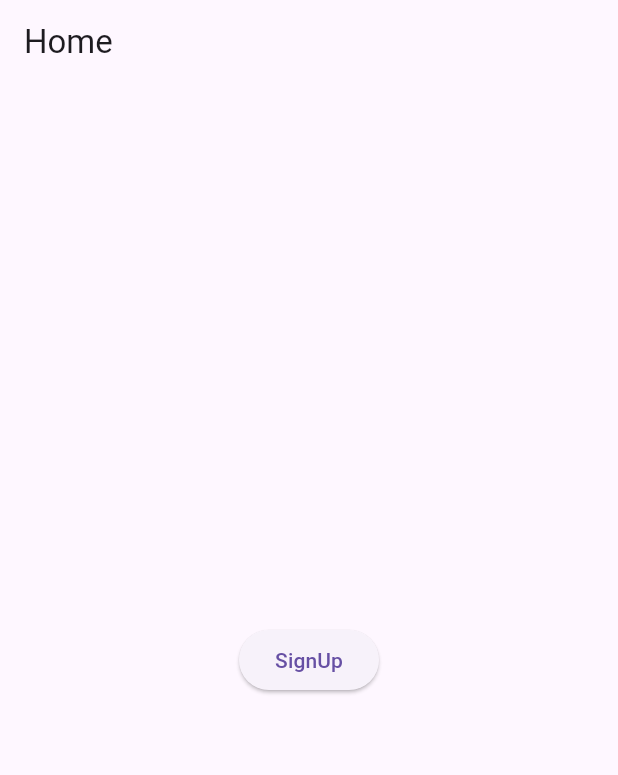
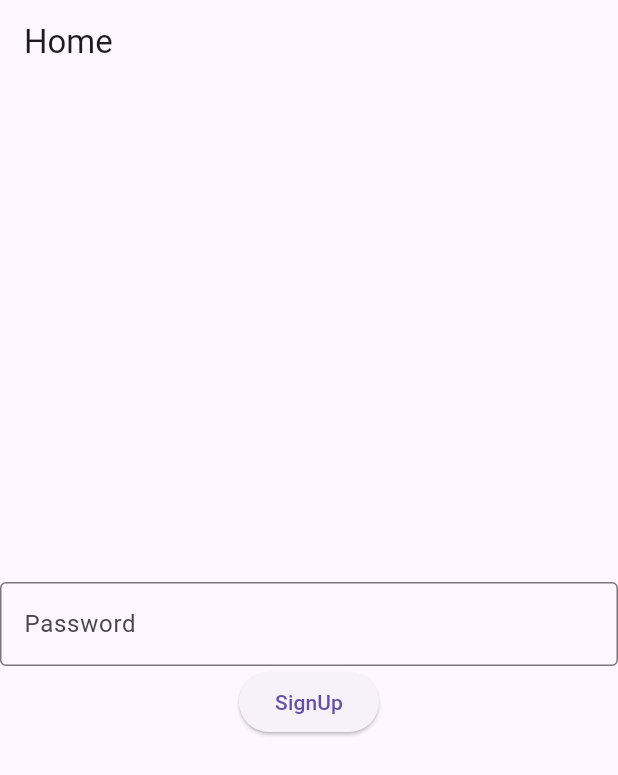
Before and after one commit to jasi381/demo_sign_up, a Flutter app: the screen it shows after launch, after a tap on "SignUp", on a phone screen of 412 x 824 dp. Shown: the top 775 px of the screen. Run offline on Flutter 3.47's test engine with Material 3 defaults, Android fonts, the phone set to English and light mode, and no system bars; our stand-ins replace cloud_firestore, firebase_auth, firebase_core, flutter_riverpod, get_it; accounts and stored records are empty; network calls fail.

```diff
--- a/lib/main.dart
+++ b/lib/main.dart
@@ -1,5 +1,6 @@
 import 'package:firebase_core/firebase_core.dart';
 import 'package:flutter/material.dart';
+import 'package:flutter/services.dart';
 import 'package:flutter_riverpod/flutter_riverpod.dart';
 
 import 'di/service_locator.dart';
@@ -14,6 +15,9 @@ void main() async {
           messagingSenderId: "367104753601",
           projectId: "dmeo-1c159"));
   setUpLocator();
+  SystemChrome.setSystemUIOverlayStyle(const SystemUiOverlayStyle(
+      systemNavigationBarColor: Colors.transparent));
+  SystemChrome.setEnabledSystemUIMode(SystemUiMode.edgeToEdge);
   runApp(
     const ProviderScope(
       child: MyApp(),
@@ -26,8 +30,12 @@ class MyApp extends StatelessWidget {
 
   @override
   Widget build(BuildContext context) {
-    return const MaterialApp(
-      home: HomeScreen(),
+    return  MaterialApp(
+      home: const HomeScreen(),
+      routes: {
+        '/home' :(context) => const HomeScreen(),
+        '/login' :(context) => const Dummy()
+      },
     );
   }
 }
@@ -51,12 +59,23 @@ class HomeScreen extends ConsumerWidget {
             if (isLoading == true)
               const CircularProgressIndicator()
             else
+
+              const TextField(
+                obscureText: true,
+                decoration: InputDecoration(
+                  border: OutlineInputBorder(),
+                  labelText: 'Password',
+                ),
+              ),
               ElevatedButton(
                 onPressed: () {
                   viewModel.signUpWithEmailPassword(
-                      "sjasmeet438@gmail.com", "jameet34", () {
-                    print("Done SignUp");
-                  });
+                      "sjasmet38@gmail.com",
+                      "jameet34",
+                          () {
+                    Navigator.pushReplacementNamed(context, '/login');
+                  }
+                  );
                 },
                 child: const Text("SignUp"),
               )
@@ -66,3 +85,20 @@ class HomeScreen extends ConsumerWidget {
     );
   }
 }
+
+
+class Dummy extends StatelessWidget {
+  const Dummy({super.key});
+
+  @override
+  Widget build(BuildContext context) {
+    return Container(
+      color: Colors.blue,
+      child: const Column(
+        mainAxisAlignment: MainAxisAlignment.center,
+        children: [
+        Text("Jasmeet Singh")
+      ],),
+    );
+  }
+}
```
Also changed, not shown: 2 other files.
